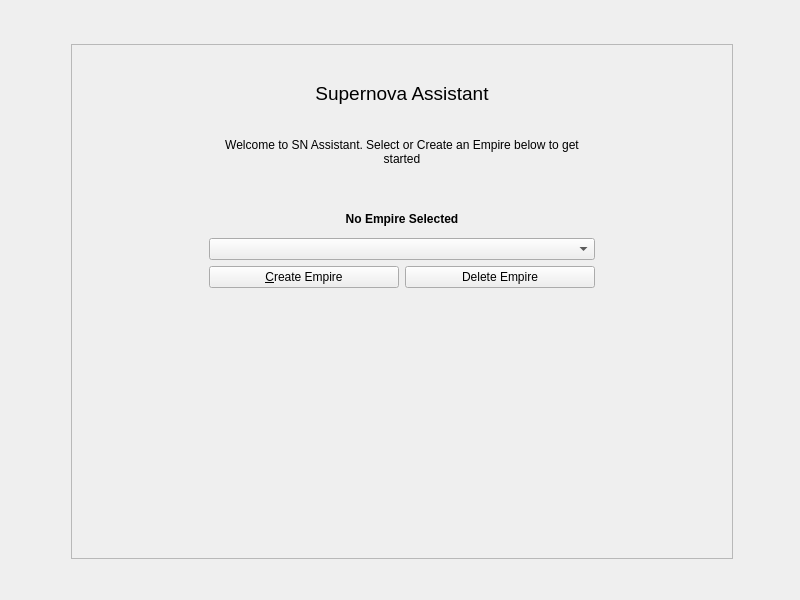
Old version of the form widgets/WelcomeWidget.ui in the repository Ramblurr/SupernovaAssistant.
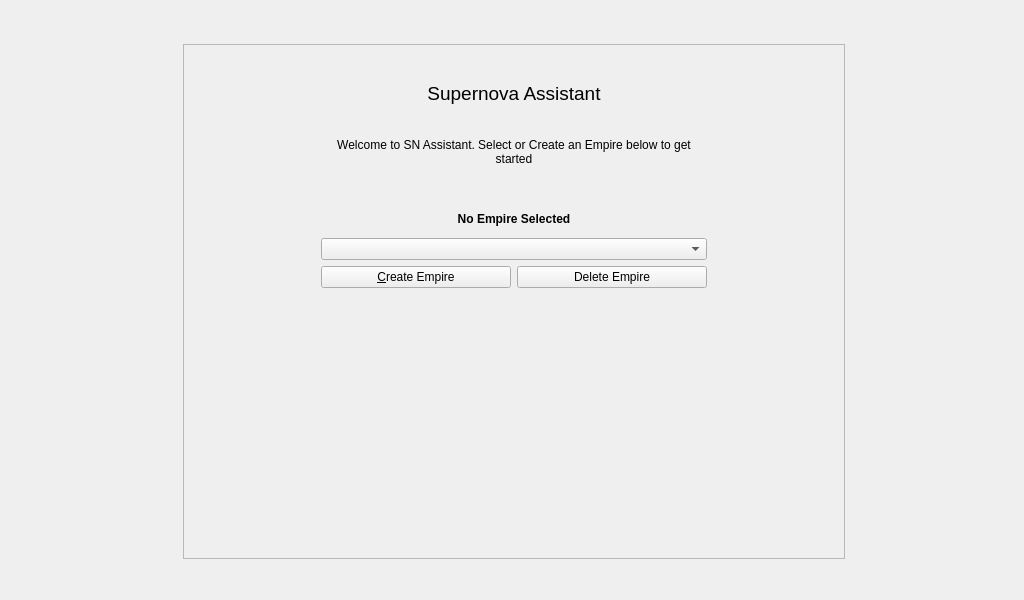
New version of the form. Icons and pictures are not drawn.

```diff
--- a/widgets/WelcomeWidget.ui
+++ b/widgets/WelcomeWidget.ui
@@ -6,7 +6,7 @@
    <rect>
     <x>0</x>
     <y>0</y>
-    <width>800</width>
+    <width>1024</width>
     <height>600</height>
    </rect>
   </property>
```
